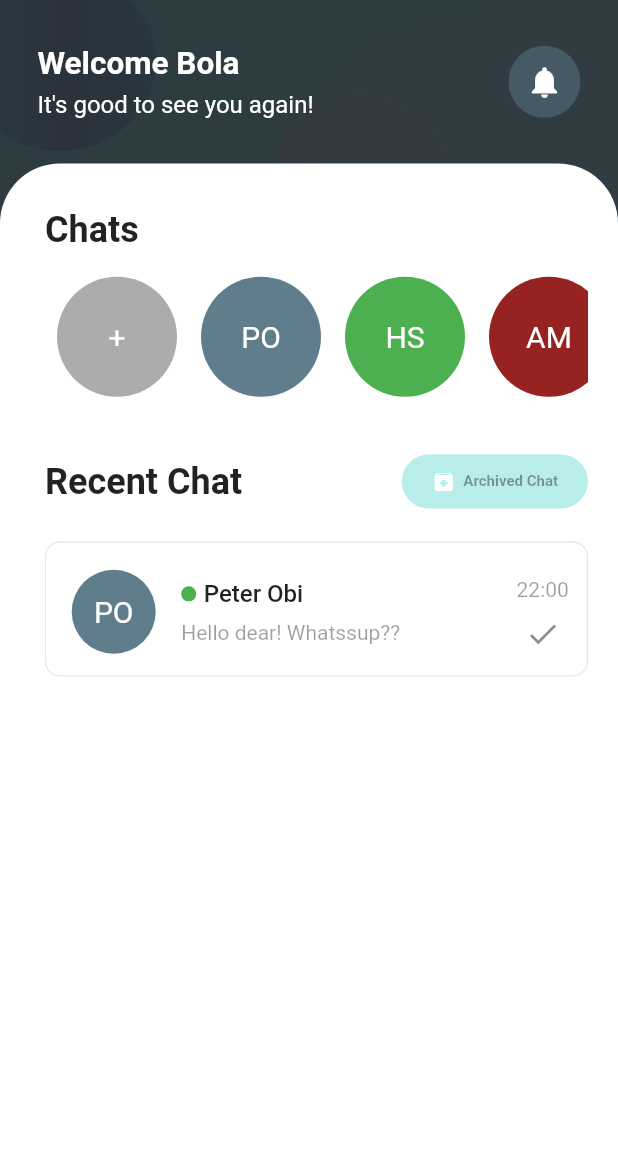
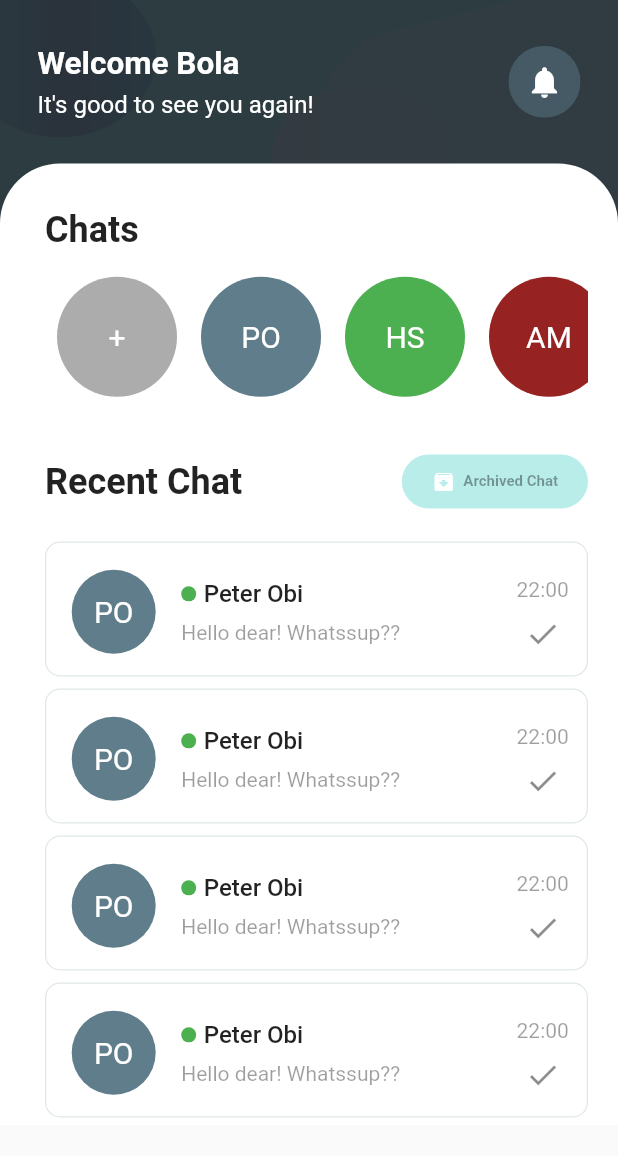
Before and after one commit to iluv27/ghost_talks, a Flutter app: the ChatScreen screen opened directly, on a phone screen of 412 x 824 dp. Shown: the top 1156 px of the screen. Run offline on Flutter 3.47's test engine with Material 2 defaults, Android fonts, the phone set to English and light mode, and no system bars; our stand-ins replace firebase_auth, firebase_core, modal_progress_hud_nsn; missing offline and left inert: dart:ffi; accounts and stored records are empty.

Commit message:
new commit

```diff
--- a/lib/chat/chat_screen.dart
+++ b/lib/chat/chat_screen.dart
@@ -1,10 +1,13 @@
 // ignore_for_file: avoid_print, prefer_typing_uninitialized_variables, unused_import, sized_box_for_whitespace
+
+import 'dart:ui';
 
 import 'package:flutter/material.dart';
 import 'package:firebase_auth/firebase_auth.dart';
 import 'package:ghost_talks/constants.dart';
 import 'call_screen.dart';
 import 'profile_screen.dart';
+import 'text_box.dart';
 
 class ChatScreen extends StatefulWidget {
   const ChatScreen({super.key});
@@ -102,11 +105,15 @@ class _ChatScreenState extends State<ChatScreen> {
         body: Container(
             decoration: decorationProperty(4),
             child: SafeArea(
-          child: Column(
+                child: Wrap(children: [
+              SizedBox(
+                height: 750,
+                child: SingleChildScrollView(
+                  child: Wrap(
                     children: [
                       Padding(
-                padding:
-                    const EdgeInsets.symmetric(vertical: 30, horizontal: 25),
+                        padding: const EdgeInsets.symmetric(
+                            vertical: 30, horizontal: 25),
                         child: Row(
                           mainAxisAlignment: MainAxisAlignment.spaceBetween,
                           children: [
@@ -161,8 +168,11 @@ class _ChatScreenState extends State<ChatScreen> {
                             ),
                           ),
                           child: Padding(
-                    padding:
-                        const EdgeInsets.only(top: 30.0, left: 30, right: 20),
+                            padding: const EdgeInsets.only(
+                                top: 30.0, left: 30, right: 20),
+                            child: SingleChildScrollView(
+                              controller:
+                                  ScrollController(initialScrollOffset: 30),
                               child: Column(
                                 crossAxisAlignment: CrossAxisAlignment.start,
                                 children: [
@@ -181,7 +191,8 @@ class _ChatScreenState extends State<ChatScreen> {
                                       itemCount: items.length,
                                       itemBuilder: ((context, index) {
                                         return Padding(
-                                padding: const EdgeInsets.only(top: 15.0),
+                                          padding:
+                                              const EdgeInsets.only(top: 15.0),
                                           child: Row(
                                             children: [items[index]],
                                           ),
@@ -193,7 +204,8 @@ class _ChatScreenState extends State<ChatScreen> {
                                     height: 30,
                                   ),
                                   Row(
-                          mainAxisAlignment: MainAxisAlignment.spaceBetween,
+                                    mainAxisAlignment:
+                                        MainAxisAlignment.spaceBetween,
                                     children: [
                                       const Text(
                                         'Recent Chat',
@@ -206,14 +218,20 @@ class _ChatScreenState extends State<ChatScreen> {
                                           style: ButtonStyle(
                                             padding: MaterialStateProperty.all(
                                                 const EdgeInsets.symmetric(
-                                          vertical: 10, horizontal: 20)),
-                                  elevation: const MaterialStatePropertyAll(0),
-                                  backgroundColor: MaterialStateProperty.all(
-                                      const Color.fromARGB(255, 184, 237, 234)),
+                                                    vertical: 10,
+                                                    horizontal: 20)),
+                                            elevation:
+                                                const MaterialStatePropertyAll(
+                                                    0),
+                                            backgroundColor:
+                                                MaterialStateProperty.all(
+                                                    const Color.fromARGB(
+                                                        255, 184, 237, 234)),
                                             shape: MaterialStateProperty.all<
                                                 RoundedRectangleBorder>(
                                               RoundedRectangleBorder(
-                                      borderRadius: BorderRadius.circular(20.0),
+                                                borderRadius:
+                                                    BorderRadius.circular(20.0),
                                               ),
                                             ),
                                           ),
@@ -232,7 +250,8 @@ class _ChatScreenState extends State<ChatScreen> {
                                                 style: TextStyle(
                                                     color: Colors.black38,
                                                     fontSize: 10,
-                                          fontWeight: FontWeight.w700),
+                                                    fontWeight:
+                                                        FontWeight.w700),
                                               ),
                                             ],
                                           ))
@@ -242,7 +261,13 @@ class _ChatScreenState extends State<ChatScreen> {
                                     height: 8,
                                   ),
                                   const TextBox(),
+                                  const TextBox(),
+                                  const TextBox(),
+                                  const TextBox(),
+                                  const TextBox(),
+                                  const TextBox(),
                                 ],
+                              ),
                             ),
                           ),
                         ),
@@ -250,81 +275,7 @@ class _ChatScreenState extends State<ChatScreen> {
                     ],
                   ),
                 ),
-      ),
-    );
+              )
+            ]))));
   }
 }
-
-class TextBox extends StatelessWidget {
-  const TextBox({
-    Key? key,
-  }) : super(key: key);
-
-  @override
-  Widget build(BuildContext context) {
-    return Padding(
-      padding: const EdgeInsets.only(top: 8.0),
-      child: Container(
-        height: 90,
-        decoration: BoxDecoration(
-          border: Border.all(color: const Color(0XFFDFE8E7), width: 0.8),
-          borderRadius: BorderRadius.circular(10.0),
-        ),
-        child: Padding(
-          padding: const EdgeInsets.symmetric(
-            vertical: 10.0,
-          ),
-          child: ListTile(
-              horizontalTitleGap: 0,
-              contentPadding: const EdgeInsets.all(0),
-              leading: CircleAvatar(
-                maxRadius: 45,
-                backgroundColor: Colors.blueGrey,
-                child: Text(
-                  'PO',
-                  style: kTextStyle(),
-                ),
-              ),
-              title: Row(
-                children: const [
-                  CircleAvatar(
-                    backgroundColor: Colors.green,
-                    radius: 5,
-                  ),
-                  SizedBox(
-                    width: 5,
-                  ),
-                  Text(
-                    'Peter Obi',
-                    style: TextStyle(
-                        color: Colors.black87, fontWeight: FontWeight.w500),
-                  ),
-                ],
-              ),
-              subtitle: const Padding(
-                padding: EdgeInsets.only(top: 8.0),
-                child: Text(
-                  'Hello dear! Whatssup??',
-                  style: TextStyle(color: Colors.black38),
-                ),
-              ),
-              trailing: Padding(
-                padding: const EdgeInsets.only(top: 5, right: 12.0),
-                child: Column(
-                  children: const [
-                    Text(
-                      '22:00',
-                      style: TextStyle(color: Colors.black38),
-                    ),
-                    SizedBox(
-                      height: 10,
-                    ),
-                    Icon(Icons.done)
-                  ],
-                ),
-              )),
-        ),
-      ),
-    );
-  }
-}
--- /dev/null
+++ b/lib/chat/text_box.dart
@@ -0,0 +1,76 @@
+import 'package:flutter/material.dart';
+import 'package:ghost_talks/constants.dart';
+
+class TextBox extends StatelessWidget {
+  const TextBox({
+    Key? key,
+  }) : super(key: key);
+
+  @override
+  Widget build(BuildContext context) {
+    return Padding(
+      padding: const EdgeInsets.only(top: 8.0),
+      child: Container(
+        height: 90,
+        decoration: BoxDecoration(
+          border: Border.all(color: const Color(0XFFDFE8E7), width: 0.8),
+          borderRadius: BorderRadius.circular(10.0),
+        ),
+        child: Padding(
+          padding: const EdgeInsets.symmetric(
+            vertical: 10.0,
+          ),
+          child: ListTile(
+              horizontalTitleGap: 0,
+              contentPadding: const EdgeInsets.all(0),
+              leading: CircleAvatar(
+                maxRadius: 45,
+                backgroundColor: Colors.blueGrey,
+                child: Text(
+                  'PO',
+                  style: kTextStyle(),
+                ),
+              ),
+              title: Row(
+                children: const [
+                  CircleAvatar(
+                    backgroundColor: Colors.green,
+                    radius: 5,
+                  ),
+                  SizedBox(
+                    width: 5,
+                  ),
+                  Text(
+                    'Peter Obi',
+                    style: TextStyle(
+                        color: Colors.black87, fontWeight: FontWeight.w500),
+                  ),
+                ],
+              ),
+              subtitle: const Padding(
+                padding: EdgeInsets.only(top: 8.0),
+                child: Text(
+                  'Hello dear! Whatssup??',
+                  style: TextStyle(color: Colors.black38),
+                ),
+              ),
+              trailing: Padding(
+                padding: const EdgeInsets.only(top: 5, right: 12.0),
+                child: Column(
+                  children: const [
+                    Text(
+                      '22:00',
+                      style: TextStyle(color: Colors.black38),
+                    ),
+                    SizedBox(
+                      height: 10,
+                    ),
+                    Icon(Icons.done)
+                  ],
+                ),
+              )),
+        ),
+      ),
+    );
+  }
+}
```
Lines whose indentation alone changed are shown as unchanged.
